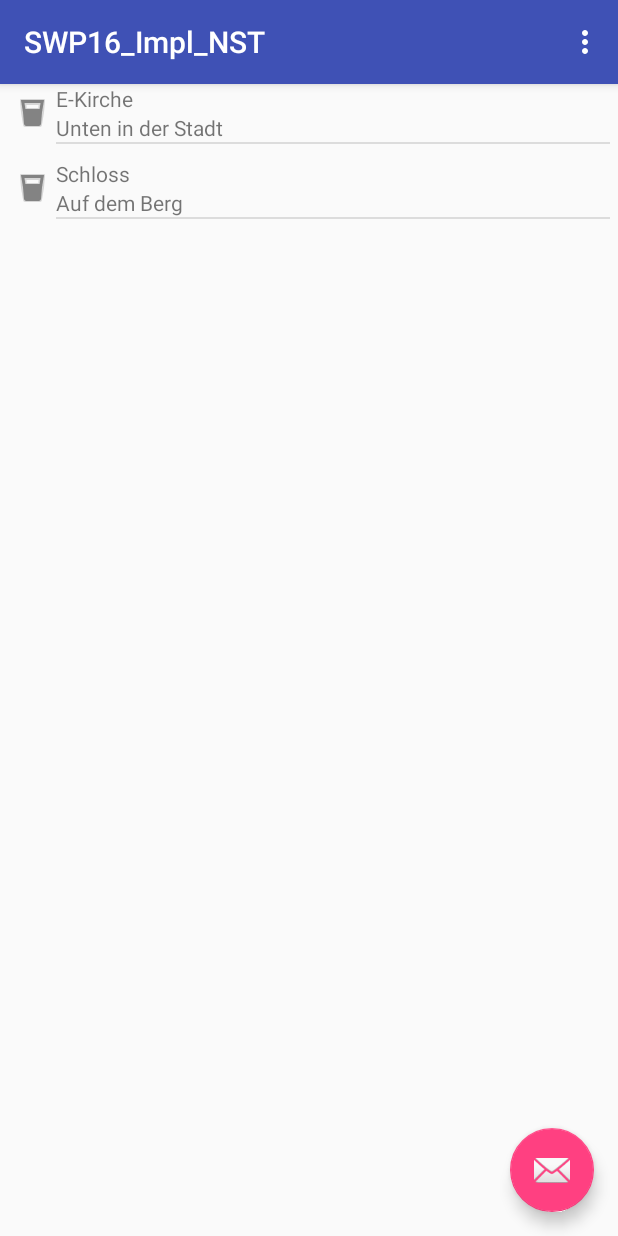
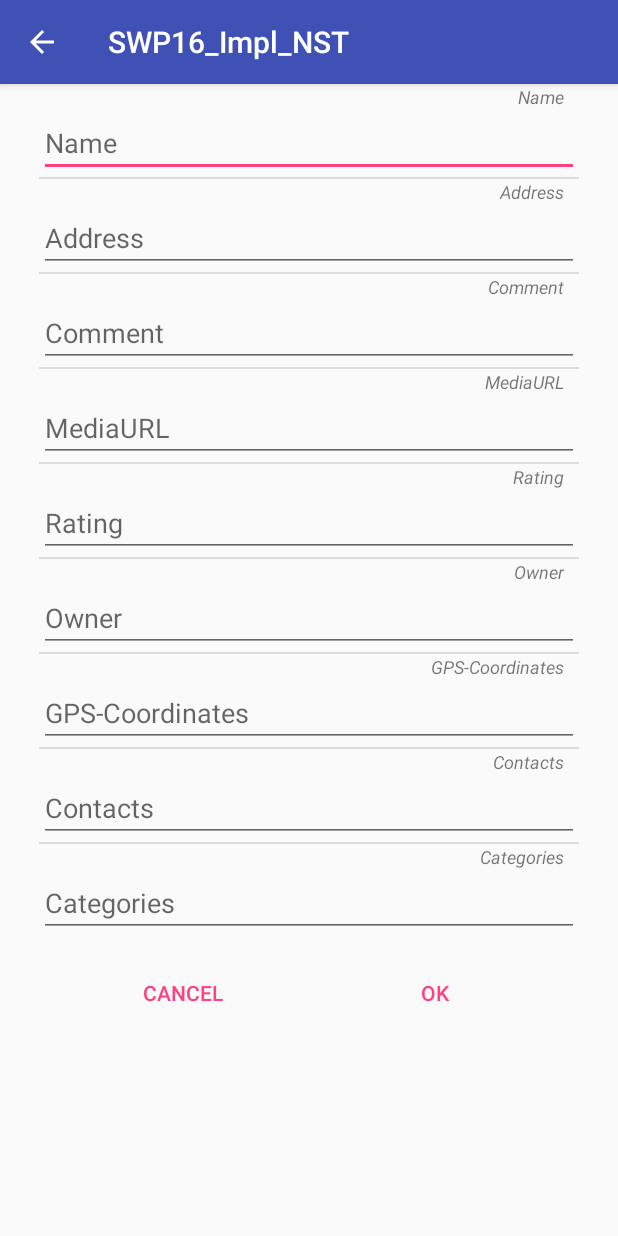
Before and after one commit to pflingstring/place-planner, an Android app: the screen it shows after launch (LocationsMainActivity before the commit, LocationAddActivity after it), in the options menu, after a tap on "Location hinzufügen", on a phone screen of 412 x 824 dp. Run offline under Robolectric (Android 15) with nearby library versions, the light colour scheme and no system bars.

Commit message:
new Branch für Import-Umsetzung

```diff
--- a/SWP16_Impl_NST/app/src/main/java/swp/swp16_impl_nst/locations/views/LocationsMainActivity.java
+++ b/SWP16_Impl_NST/app/src/main/java/swp/swp16_impl_nst/locations/views/LocationsMainActivity.java
@@ -89,8 +89,10 @@ public class LocationsMainActivity extends AppCompatActivity
         switch (item.getItemId())
         {
             case R.id.menu_add_location:
-                Toast edit = Toast.makeText(getApplicationContext(), "Add item " + id, Toast.LENGTH_SHORT);
-                edit.show();
+                startActivity(new Intent().setClass(getApplicationContext(), LocationAddActivity.class));
+                return true;
+            case R.id.menu_import_location:
+                startActivity(new Intent().setClass(getApplicationContext(), LocationImportActivity.class));
                 return true;
         }
 
--- a/SWP16_Impl_NST/app/src/main/res/values/strings.xml
+++ b/SWP16_Impl_NST/app/src/main/res/values/strings.xml
@@ -6,6 +6,9 @@
     <string name="locationDetails">LocationDetails</string>
     <string name="title_activity_location_details">View/Edit</string>
     <string name="section_format">TMP2</string>
+
+    <!--activity titles-->
+    <string name="title_activity_location_import">Import Locations</string>
 
     <!--menu items-->
     <string name="delete_location">Location löschen</string>
```
Also changed, not shown: SWP16_Impl_NST/app/src/main/AndroidManifest.xml (+8 -0 lines), 1 other file.
